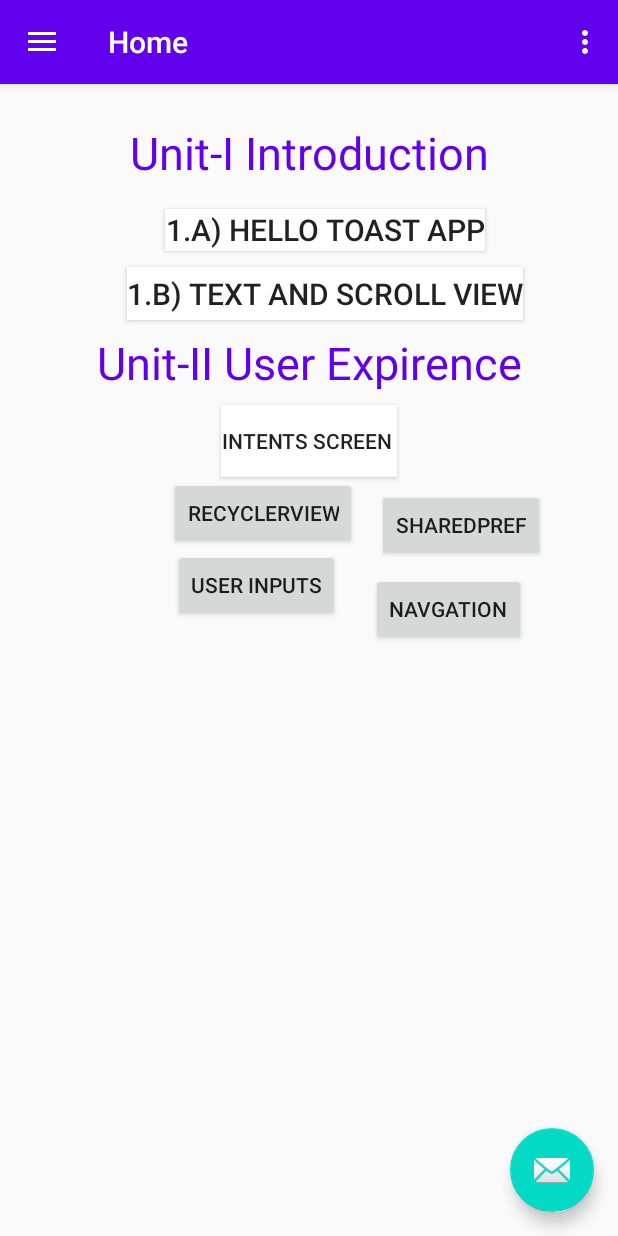
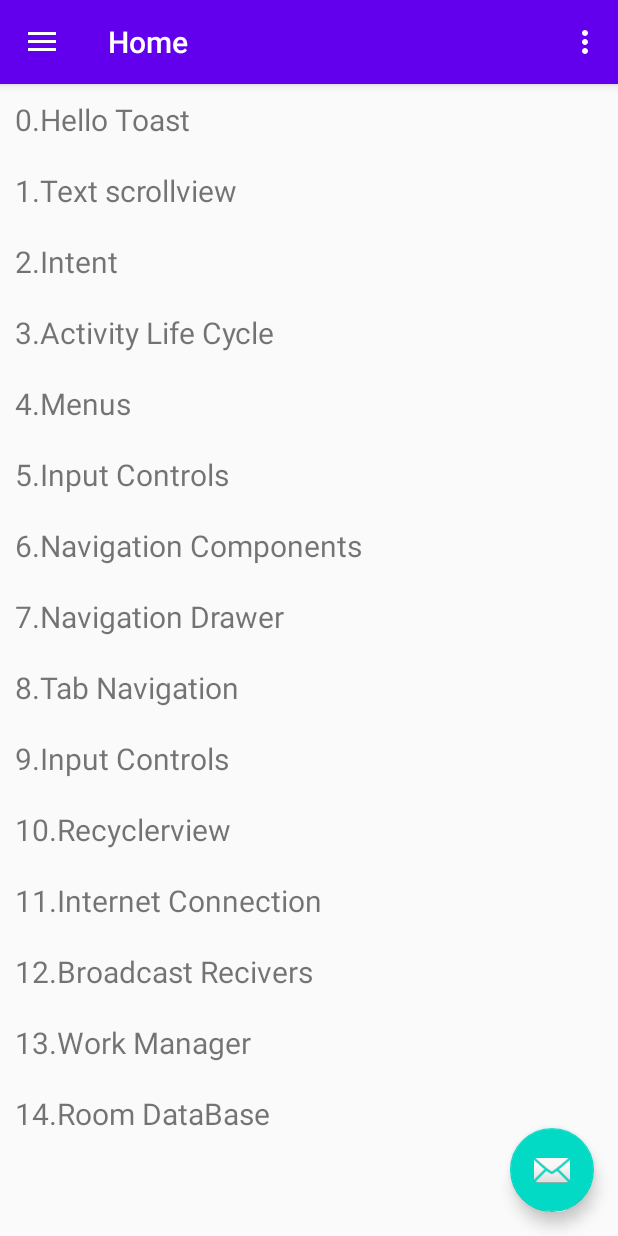
Before and after one commit to Muneiahtellakula/android_development, an Android app: the screen it shows after launch (MainActivity), on a phone screen of 412 x 824 dp. Run offline under Robolectric (Android 15) with nearby library versions, the phone set to English and light mode, and no system bars; our stand-ins replace navigation-ui.

Commit message:
Recyclerview main added

```diff
--- a/Android2020/app/src/main/java/com/muneiah/android2020/MainActivity.java
+++ b/Android2020/app/src/main/java/com/muneiah/android2020/MainActivity.java
@@ -24,8 +24,7 @@ public class MainActivity extends AppCompatActivity {
 
     private AppBarConfiguration mAppBarConfiguration;
 MyReceiver mReceiver;
-    MainAdapter mainAdapter;
-    String tit[];
+
     @Override
     protected void onCreate(Bundle savedInstanceState) {
         super.onCreate(savedInstanceState);
@@ -43,8 +42,7 @@ MyReceiver mReceiver;
                         .setAction("Action", null).show();
             }
         });
-        tit=getResources().getStringArray(R.array.topic_names);
-        mainAdapter=new MainAdapter(MainActivity.this,tit);
+
         DrawerLayout drawer = findViewById(R.id.drawer_layout);
         NavigationView navigationView = findViewById(R.id.nav_view);
         // Passing each menu ID as a set of Ids because each
--- a/Android2020/app/src/main/java/com/muneiah/android2020/ui/home/HomeFragment.java
+++ b/Android2020/app/src/main/java/com/muneiah/android2020/ui/home/HomeFragment.java
@@ -1,5 +1,6 @@
 package com.muneiah.android2020.ui.home;
 
+import android.content.Context;
 import android.content.Intent;
 import android.os.Bundle;
 import android.view.LayoutInflater;
@@ -14,11 +15,14 @@ import androidx.annotation.Nullable;
 import androidx.fragment.app.Fragment;
 import androidx.lifecycle.Observer;
 import androidx.lifecycle.ViewModelProviders;
+import androidx.recyclerview.widget.LinearLayoutManager;
+import androidx.recyclerview.widget.RecyclerView;
 
 import com.muneiah.android2020.HelloToast.Hello_Toast_Class;
 import com.muneiah.android2020.InputControls.InputControlActivity;
 import com.muneiah.android2020.Intents.IntentsActivity;
 import com.muneiah.android2020.MainActivity;
+import com.muneiah.android2020.MainAdapter;
 import com.muneiah.android2020.NavigationComponent.NavigationActivity;
 import com.muneiah.android2020.R;
 import com.muneiah.android2020.RecyclerView.RecyclerViewDemo;
@@ -28,20 +32,27 @@ import com.muneiah.android2020.text_and_scrollView.TextAndScrollViewActivity;
 public class HomeFragment extends Fragment {
 
     private HomeViewModel homeViewModel;
-
+RecyclerView rv;
+MainAdapter adapter;
+    String titiles[];
     public View onCreateView(@NonNull LayoutInflater inflater,
             ViewGroup container, Bundle savedInstanceState) {
         homeViewModel =
                 ViewModelProviders.of(this).get(HomeViewModel.class);
         View root = inflater.inflate(R.layout.fragment_home, container, false);
-        final Button toastButton = root.findViewById(R.id.hello_toastApp_btn);
+       /* final Button toastButton = root.findViewById(R.id.hello_toastApp_btn);
         final Button scrollViewButton = root.findViewById(R.id.text_sroll_btn);
         final Button intentButton = root.findViewById(R.id.intents_button);
         final Button rec = root.findViewById(R.id.rec_button);
         final Button usrInput = root.findViewById(R.id.button_input);
         final Button sharedbtn = root.findViewById(R.id.button_Shared);
-        final Button nav_btn = root.findViewById(R.id.button_navigation);
-        nav_btn.setOnClickListener(new View.OnClickListener() {
+        final Button nav_btn = root.findViewById(R.id.button_navigation);*/
+        rv=root.findViewById(R.id.rec_main);
+        titiles=getResources().getStringArray(R.array.topic_names);
+        adapter=new MainAdapter(titiles);
+        rv.setLayoutManager(new LinearLayoutManager(getContext()));
+        rv.setAdapter(adapter);
+       /* nav_btn.setOnClickListener(new View.OnClickListener() {
             @Override
             public void onClick(View v) {
                 Intent intent=new Intent(getContext(), NavigationActivity.class);
@@ -88,7 +99,7 @@ public class HomeFragment extends Fragment {
             public void onClick(View v) {
                 startActivity(new Intent(getContext(), TextAndScrollViewActivity.class));
             }
-        });
+        });*/
        /* homeViewModel.getText().observe(getViewLifecycleOwner(), new Observer<String>() {
             @Override
             public void onChanged(@Nullable String s) {
@@ -104,4 +115,84 @@ public class HomeFragment extends Fragment {
         inflater.inflate(R.menu.option_menus, menu);
 
     }
+    public class MainAdapter extends RecyclerView.Adapter<MainAdapter.MainViewHolder> {
+        String titiles[];
+
+        public MainAdapter(String[] titiles) {
+            this.titiles = titiles;
+        }
+
+        @NonNull
+        @Override
+        public MainViewHolder onCreateViewHolder(@NonNull ViewGroup parent, int viewType) {
+            View view= LayoutInflater.from(getContext()).inflate(R.layout.main_recycler_design,parent,false);
+            return new MainViewHolder(view);
+        }
+
+        @Override
+        public void onBindViewHolder(@NonNull MainViewHolder holder, int position) {
+            holder.data.setText(titiles[position]);
+        }
+
+        @Override
+        public int getItemCount() {
+            return titiles.length;
+        }
+
+        public class MainViewHolder extends RecyclerView.ViewHolder {
+            TextView data;
+            public MainViewHolder(@NonNull View itemView) {
+                super(itemView);
+                data=itemView.findViewById(R.id.tv_main_rec_titile);
+                itemView.setOnClickListener(new View.OnClickListener() {
+                    @Override
+                    public void onClick(View v) {
+                        switch (getAdapterPosition()){
+                            case 0:
+                                Intent hloTost=new Intent(getContext(),Hello_Toast_Class.class);
+                                getContext().startActivity(hloTost);
+                                break;
+                            case 1:
+                                Intent textScroll=new Intent(getContext(), TextAndScrollViewActivity.class);
+                                getContext().startActivity(textScroll);
+                                break;
+                            case 2:
+                                Intent intents=new Intent(getContext(), IntentsActivity.class);
+                                getContext().startActivity(intents);
+                                break;
+                            case 3:
+                                Intent activtiylifecycle=new Intent(getContext(), IntentsActivity.class);
+                                getContext().startActivity(activtiylifecycle);
+                                break;
+                            case 4:
+                                /*Intent menus=new Intent(getContext(), Menus.class);
+                                getContext().startActivity(menus);*/
+                                break;
+                            case 5:
+                                Intent navigation=new Intent(getContext(), NavigationActivity.class);
+                                getContext().startActivity(navigation);
+                                break;
+                            case 6:
+                                Intent nav_componetnts=new Intent(getContext(), NavigationActivity.class);
+                                getContext().startActivity(nav_componetnts);
+                                break;
+                            case 7:
+                                Intent nav_drawe=new Intent(getContext(), MainActivity.class);
+                                getContext().startActivity(nav_drawe);
+                                break;
+                            case 9:
+                                Intent inputcontroller=new Intent(getContext(), InputControlActivity.class);
+                                getContext().startActivity(inputcontroller);
+                                break;
+                            case 10:
+                                Intent recyclerview=new Intent(getContext(), RecyclerViewDemo.class);
+                                getContext().startActivity(recyclerview);
+                                break;
+                        }
+                    }
+                });
+            }
+        }
+    }
+
 }
--- a/Android2020/app/src/main/res/layout/fragment_home.xml
+++ b/Android2020/app/src/main/res/layout/fragment_home.xml
@@ -1,3 +1,16 @@
+<?xml version="1.0" encoding="utf-8"?>
+<LinearLayout android:layout_width="match_parent"
+    android:layout_height="wrap_content"
+    android:orientation="vertical"
+    xmlns:android="http://schemas.android.com/apk/res/android" >
+    <androidx.recyclerview.widget.RecyclerView
+        android:id="@+id/rec_main"
+        android:layout_width="match_parent"
+        android:layout_height="wrap_content"
+
+         />
+</LinearLayout>
+<!--
 <?xml version="1.0" encoding="utf-8"?>
 <androidx.constraintlayout.widget.ConstraintLayout xmlns:android="http://schemas.android.com/apk/res/android"
     xmlns:app="http://schemas.android.com/apk/res-auto"
@@ -131,4 +144,13 @@
         app:layout_constraintEnd_toEndOf="parent"
         app:layout_constraintStart_toStartOf="@+id/button_Shared"
         app:layout_constraintTop_toBottomOf="@+id/button_Shared" />
+
+    <androidx.recyclerview.widget.RecyclerView
+        android:id="@+id/rec_main"
+        android:layout_width="match_parent"
+        android:layout_height="wrap_content"
+        android:layout_marginTop="29dp"
+        app:layout_constraintEnd_toEndOf="parent"
+        app:layout_constraintTop_toBottomOf="@+id/button_navigation" />
 </androidx.constraintlayout.widget.ConstraintLayout>
+-->
--- a/Android2020/app/src/main/res/layout/main_recycler_design.xml
+++ b/Android2020/app/src/main/res/layout/main_recycler_design.xml
@@ -1,17 +1,16 @@
 <?xml version="1.0" encoding="utf-8"?>
 <LinearLayout xmlns:app="http://schemas.android.com/apk/res-auto"
     android:orientation="horizontal"
-    android:weightSum="1"
     android:layout_margin="10dp"
     xmlns:android="http://schemas.android.com/apk/res/android" android:layout_width="match_parent"
     android:layout_height="wrap_content">
 
     <TextView
+        android:gravity="left"
         android:id="@+id/tv_main_rec_titile"
-        android:layout_width="0dp"
+        android:layout_width="match_parent"
         android:layout_height="wrap_content"
-        android:layout_weight="1"
-        android:textSize="30sp"
+        android:textSize="20sp"
         android:text="TextView" />
 
 </LinearLayout>
--- a/Android2020/app/src/main/res/values/strings.xml
+++ b/Android2020/app/src/main/res/values/strings.xml
@@ -80,16 +80,20 @@
     <!-- TODO: Remove or change this placeholder text -->
     <string name="hello_blank_fragment">Hello blank fragment</string>
     <string-array name="topic_names">
-        <item>Hello Toast</item>
-        <item>Text scrollview</item>
-        <item>Intent</item>
-        <item>Activity Life Cycle</item>
-        <item>Menus</item>
-        <item>Input Controls</item>
-        <item>Recyclerview</item>
-        <item>Internet Connection</item>
-        <item>Broadcast Recivers</item>
-        <item>Work Manager</item>
-        <item>Room DataBase</item>
+        <item>0.Hello Toast</item>
+        <item>1.Text scrollview</item>
+        <item>2.Intent</item>
+        <item>3.Activity Life Cycle</item>
+        <item>4.Menus</item>
+        <item>5.Input Controls</item>
+        <item>6.Navigation Components</item>
+        <item>7.Navigation Drawer</item>
+        <item>8.Tab Navigation</item>
+        <item>9.Input Controls</item>
+        <item>10.Recyclerview</item>
+        <item>11.Internet Connection</item>
+        <item>12.Broadcast Recivers</item>
+        <item>13.Work Manager</item>
+        <item>14.Room DataBase</item>
     </string-array>
 </resources>
```
